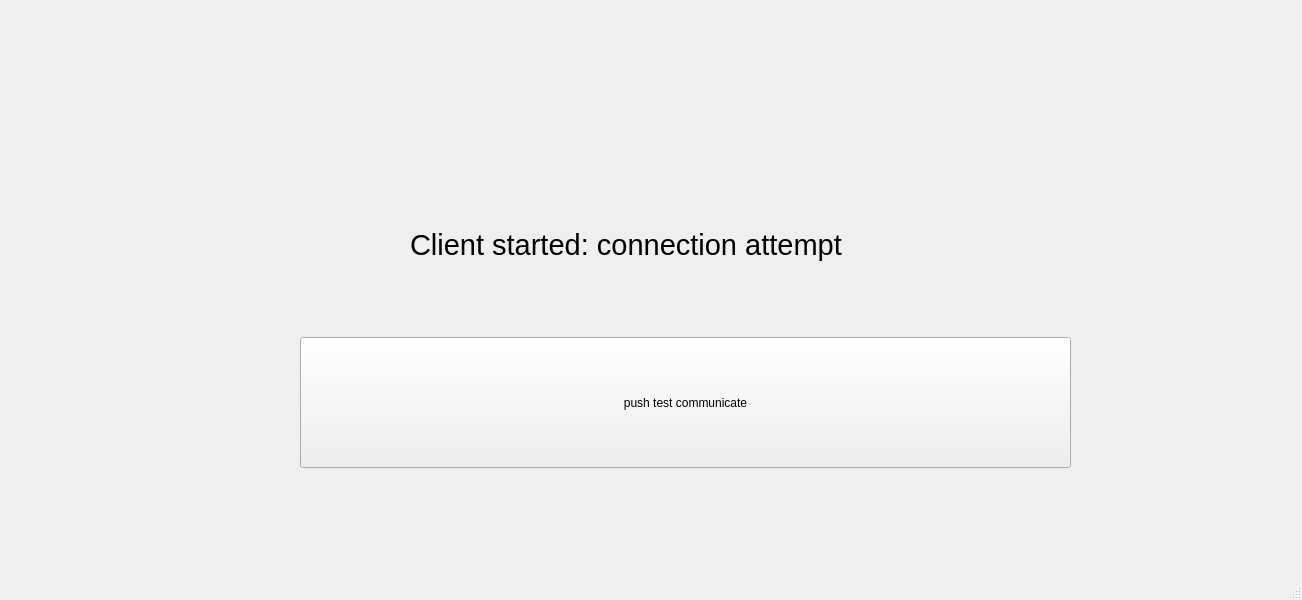
Qt form mainwindow.ui (ciszekxd/SK2ProjectKahoot) before a commit.
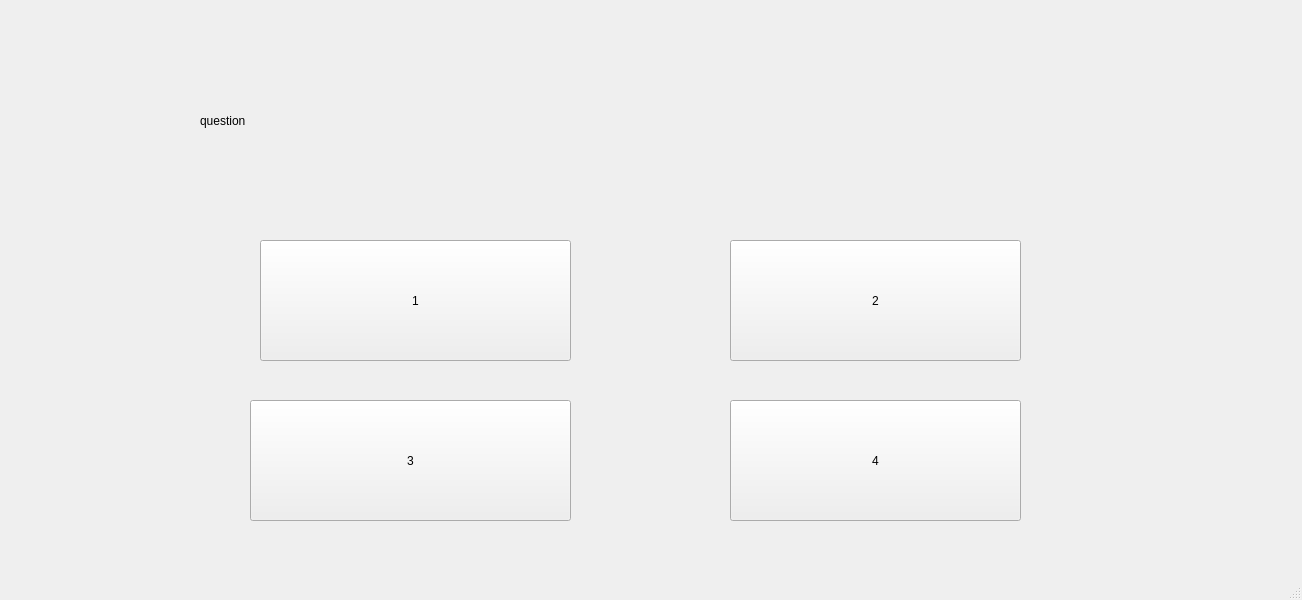
The same form after that commit. The open tabs and pages were chosen to show the change.

```diff
--- a/mainwindow.ui
+++ b/mainwindow.ui
@@ -162,31 +162,124 @@
       </property>
      </widget>
     </widget>
-    <widget class="QWidget" name="page_4">
-     <widget class="QLabel" name="label_4">
+    <widget class="QWidget" name="gamerPage">
+     <widget class="QPushButton" name="Answer1">
       <property name="geometry">
        <rect>
-        <x>410</x>
-        <y>90</y>
+        <x>260</x>
+        <y>240</y>
+        <width>311</width>
+        <height>121</height>
+       </rect>
+      </property>
+      <property name="text">
+       <string>1</string>
+      </property>
+     </widget>
+     <widget class="QPushButton" name="Answer2">
+      <property name="geometry">
+       <rect>
+        <x>730</x>
+        <y>240</y>
+        <width>291</width>
+        <height>121</height>
+       </rect>
+      </property>
+      <property name="text">
+       <string>2</string>
+      </property>
+     </widget>
+     <widget class="QPushButton" name="Answer3">
+      <property name="geometry">
+       <rect>
+        <x>250</x>
+        <y>400</y>
+        <width>321</width>
+        <height>121</height>
+       </rect>
+      </property>
+      <property name="text">
+       <string>3</string>
+      </property>
+     </widget>
+     <widget class="QPushButton" name="Answer4">
+      <property name="geometry">
+       <rect>
+        <x>730</x>
+        <y>400</y>
+        <width>291</width>
+        <height>121</height>
+       </rect>
+      </property>
+      <property name="text">
+       <string>4</string>
+      </property>
+     </widget>
+     <widget class="QLabel" name="questionField">
+      <property name="geometry">
+       <rect>
+        <x>200</x>
+        <y>70</y>
+        <width>961</width>
+        <height>101</height>
+       </rect>
+      </property>
+      <property name="text">
+       <string>question</string>
+      </property>
+     </widget>
+    </widget>
+    <widget class="QWidget" name="waitingPage">
+     <widget class="QLabel" name="info">
+      <property name="geometry">
+       <rect>
+        <x>0</x>
+        <y>0</y>
         <width>601</width>
         <height>311</height>
        </rect>
       </property>
       <property name="text">
-       <string>&lt;html&gt;&lt;head/&gt;&lt;body&gt;&lt;p&gt;&lt;span style=&quot; font-size:22pt;&quot;&gt;Client started: connection attempt &lt;/span&gt;&lt;/p&gt;&lt;/body&gt;&lt;/html&gt;</string>
+       <string>&lt;html&gt;&lt;head/&gt;&lt;body&gt;&lt;p&gt;&lt;span style=&quot; font-size:22pt;&quot;&gt;Client started: connection attempt&lt;/span&gt;&lt;/p&gt;&lt;p&gt;&lt;span style=&quot; font-size:22pt;&quot;&gt;Wait for server action&lt;/span&gt;&lt;/p&gt;&lt;/body&gt;&lt;/html&gt;</string>
       </property>
      </widget>
-     <widget class="QPushButton" name="testClient">
+     <widget class="QLabel" name="statusConnected">
       <property name="geometry">
        <rect>
-        <x>300</x>
-        <y>337</y>
-        <width>771</width>
+        <x>60</x>
+        <y>350</y>
+        <width>311</width>
+        <height>101</height>
+       </rect>
+      </property>
+      <property name="text">
+       <string>Connected</string>
+      </property>
+     </widget>
+     <widget class="QLabel" name="statusDisconnected">
+      <property name="geometry">
+       <rect>
+        <x>440</x>
+        <y>340</y>
+        <width>381</width>
         <height>131</height>
        </rect>
       </property>
       <property name="text">
-       <string>push test communicate</string>
+       <string>Disconnected</string>
+      </property>
+     </widget>
+     <widget class="QPushButton" name="checkAgain">
+      <property name="geometry">
+       <rect>
+        <x>670</x>
+        <y>330</y>
+        <width>191</width>
+        <height>201</height>
+       </rect>
+      </property>
+      <property name="text">
+       <string>check again</string>
       </property>
      </widget>
     </widget>
```
Left out of the diff: 24 changed lines with no effect on the pictures.
